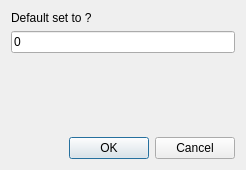
NADNES-TEAM/NADNES, file uis/cheating/save_cheat_window.ui: the form before one commit.
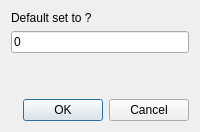
The form after the commit.

Diff of the .ui file:
```diff
--- a/uis/cheating/save_cheat_window.ui
+++ b/uis/cheating/save_cheat_window.ui
@@ -2,14 +2,6 @@
 <ui version="4.0">
  <class>Form</class>
  <widget class="QWidget" name="Form">
-  <property name="geometry">
-   <rect>
-    <x>0</x>
-    <y>0</y>
-    <width>246</width>
-    <height>170</height>
-   </rect>
-  </property>
   <property name="windowTitle">
    <string>Form</string>
   </property>
```
